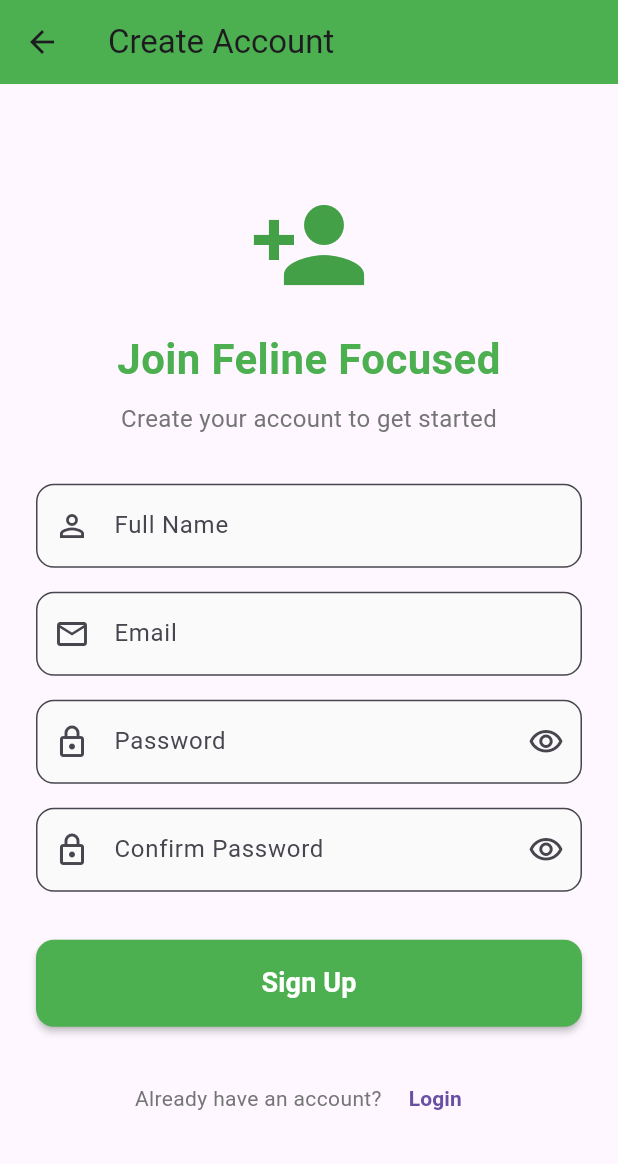
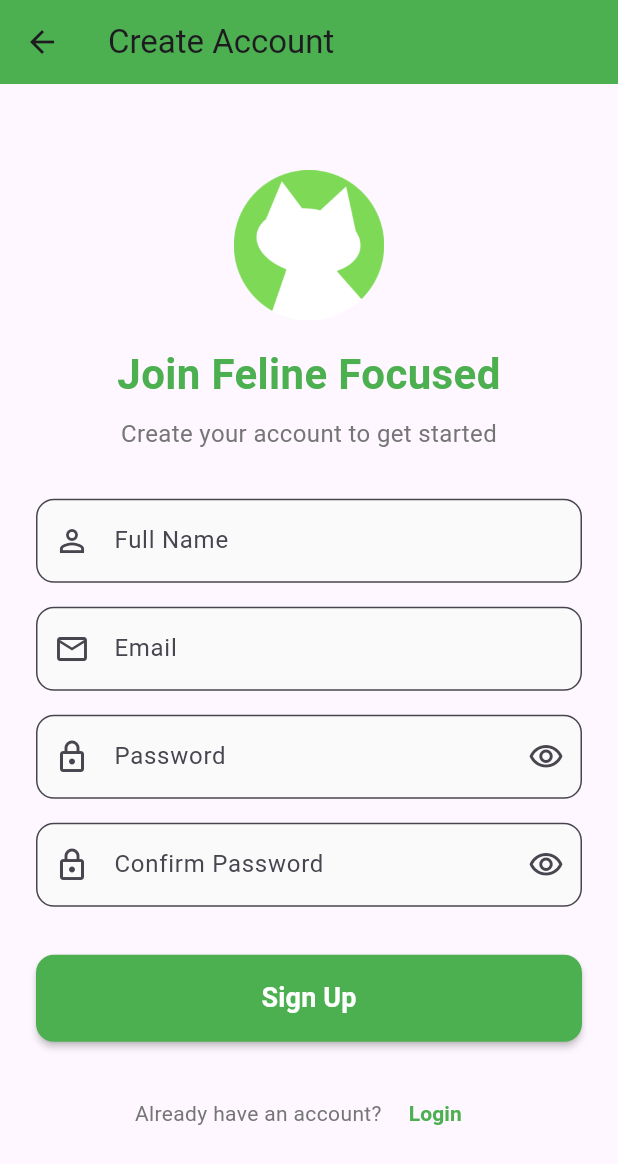
Before and after one commit to NekoNoTabiTabi/FelineFocus, a Flutter app: the LoginScreen screen opened directly, after a tap on "Login", after a tap on "Sign Up", on a phone screen of 412 x 824 dp. Shown: the top 1164 px of the screen. Run offline on Flutter 3.47's test engine with Material 3 defaults, Android fonts, the light colour scheme and no system bars; our stand-ins replace cloud_firestore, firebase_auth, firebase_core, google_sign_in, shared_preferences; missing offline and left inert: flutter_accessibility_service, flutter_overlay_window, installed_apps; accounts and stored records are empty.

Commit message:
fix: signup/login not working properly

```diff
--- a/lib/screens/login_screen.dart
+++ b/lib/screens/login_screen.dart
@@ -3,6 +3,7 @@ import 'package:provider/provider.dart';
 import '../provider/auth_provider.dart';
 import 'signup_screen.dart';
 import 'forgot_password_screen.dart';
+import 'homepage.dart'; // ADD THIS
 
 class LoginScreen extends StatefulWidget {
   const LoginScreen({super.key});
@@ -36,7 +37,12 @@ class _LoginScreenState extends State<LoginScreen> {
 
     if (mounted) {
       if (success) {
-        // Navigation will be handled by auth state listener in main.dart
+        // Navigate to home page and remove all previous routes
+        Navigator.of(context).pushAndRemoveUntil(
+          MaterialPageRoute(builder: (context) => const HomePage()),
+          (route) => false,
+        );
+
         ScaffoldMessenger.of(context).showSnackBar(
           const SnackBar(
             content: Text('Welcome back!'),
@@ -61,6 +67,12 @@ class _LoginScreenState extends State<LoginScreen> {
 
     if (mounted) {
       if (success) {
+        // Navigate to home page and remove all previous routes
+        Navigator.of(context).pushAndRemoveUntil(
+          MaterialPageRoute(builder: (context) => const HomePage()),
+          (route) => false,
+        );
+
         ScaffoldMessenger.of(context).showSnackBar(
           const SnackBar(
             content: Text('Welcome!'),
@@ -75,6 +87,26 @@ class _LoginScreenState extends State<LoginScreen> {
           ),
         );
       }
+    }
+  }
+
+  // ADD THIS METHOD
+  Future<void> _navigateToSignUp() async {
+    await Navigator.push(
+      context,
+      MaterialPageRoute(
+        builder: (context) => const SignUpScreen(),
+      ),
+    );
+
+    // Check if user just signed up successfully
+    final authProvider = Provider.of<AuthProvider>(context, listen: false);
+    if (mounted && authProvider.isLoggedIn) {
+      // User signed up successfully, navigate to home
+      Navigator.of(context).pushAndRemoveUntil(
+        MaterialPageRoute(builder: (context) => const HomePage()),
+        (route) => false,
+      );
     }
   }
 
@@ -302,14 +334,7 @@ class _LoginScreenState extends State<LoginScreen> {
                         ),
                       ),
                       TextButton(
-                        onPressed: () {
-                          Navigator.push(
-                            context,
-                            MaterialPageRoute(
-                              builder: (context) => const SignUpScreen(),
-                            ),
-                          );
-                        },
+                        onPressed: _navigateToSignUp,
                         child: const Text(
                           'Sign Up',
                           style: TextStyle(
--- a/lib/screens/signup_screen.dart
+++ b/lib/screens/signup_screen.dart
@@ -1,7 +1,7 @@
 import 'package:flutter/material.dart';
 import 'package:provider/provider.dart';
 import '../provider/auth_provider.dart';
-
+import 'homepage.dart';
 class SignUpScreen extends StatefulWidget {
   const SignUpScreen({super.key});
 
@@ -40,13 +40,18 @@ class _SignUpScreenState extends State<SignUpScreen> {
 
   if (mounted) {
     if (success) {
+      // Navigate to home page and remove all previous routes
+      Navigator.of(context).pushAndRemoveUntil(
+        MaterialPageRoute(builder: (context) => const HomePage()),
+        (route) => false,
+      );
+
       ScaffoldMessenger.of(context).showSnackBar(
         const SnackBar(
           content: Text('Account created successfully!'),
           backgroundColor: Colors.green,
         ),
       );
-        Navigator.pop(context);
     } else {
       ScaffoldMessenger.of(context).showSnackBar(
         SnackBar(
@@ -77,10 +82,11 @@ class _SignUpScreenState extends State<SignUpScreen> {
                 crossAxisAlignment: CrossAxisAlignment.stretch,
                 children: [
                   // Icon
-                  Icon(
-                    Icons.person_add,
-                    size: 80,
-                    color: Colors.green.shade600,
+                 Image(
+                    image: AssetImage('assets/feline-focused-logo.png'),
+                    width: 100,
+                    height: 100,
+
                   ),
                   const SizedBox(height: 16),
 
@@ -286,6 +292,7 @@ class _SignUpScreenState extends State<SignUpScreen> {
                         child: const Text(
                           'Login',
                           style: TextStyle(
+                            color: Colors.green,
                             fontWeight: FontWeight.bold,
                           ),
                         ),
--- a/pubspec.yaml
+++ b/pubspec.yaml
@@ -73,8 +73,8 @@ flutter:
 
   # To add assets to your application, add an assets section, like this:
   assets:
-     - assets\google_logo.png
-
+     - assets/google_logo.png
+     - assets/feline-focused-logo.png
   # An image asset can refer to one or more resolution-specific "variants", see
   # https://flutter.dev/to/resolution-aware-images
 
```
Also changed, not shown: lib/screens/onboarding_screen.dart (+7 -5 lines), assets/feline-focused-logo.png (added), 5 other files. Lines whose indentation alone changed are shown as unchanged.
